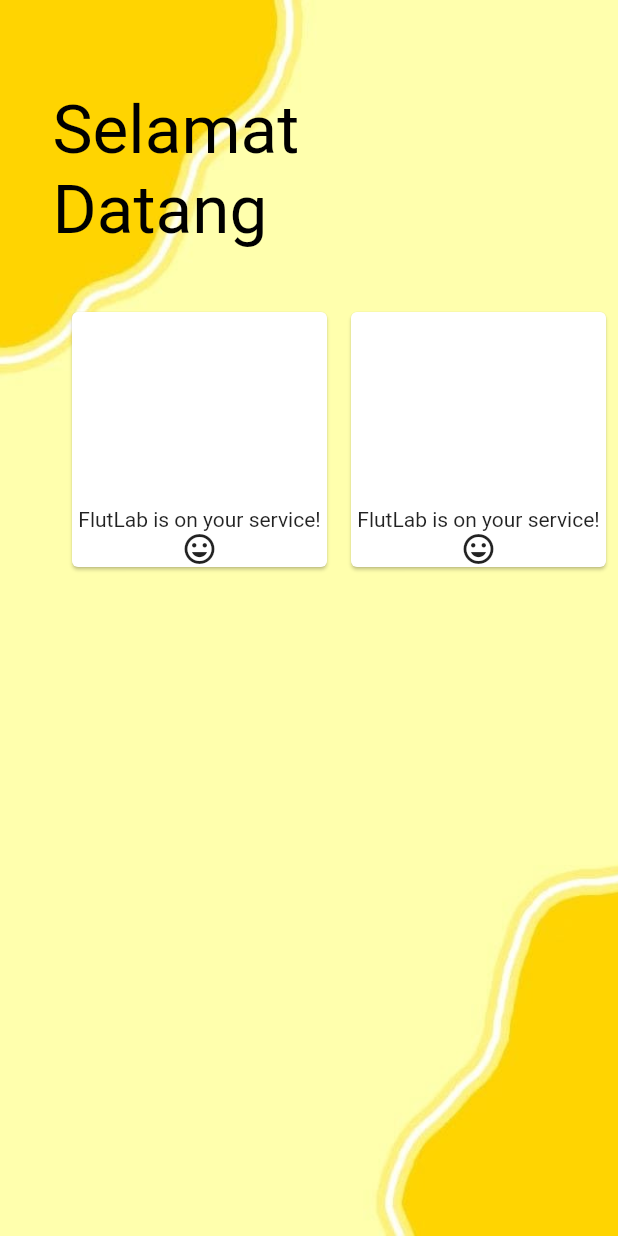
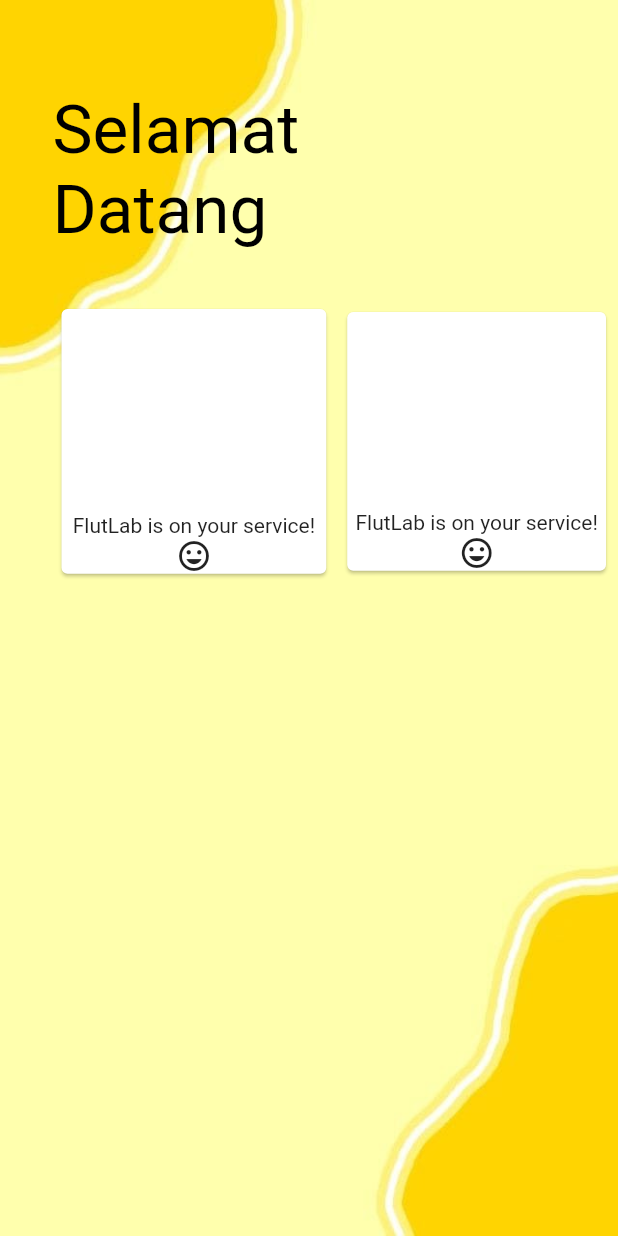
Before and after one commit to Politeknik-Banyuwangi/project-uas-project-uas-kel2-muhammad-royyan-aziz, a Flutter app: the MyRegister screen opened by its route, on a phone screen of 412 x 824 dp. Run offline on Flutter 3.47's test engine with Material 2 defaults, Android fonts, the phone set to English and light mode, and no system bars.

```diff
--- a/lib/register.dart
+++ b/lib/register.dart
@@ -24,10 +24,10 @@ class _MyRegisterState extends State<MyRegister> {
             ),
           ),
           Container(
-              padding: EdgeInsets.only(left: 40, top: 200),
+              padding: EdgeInsets.only(left: 35, top: 200),
               child: GridView.count(crossAxisCount: 2, children: <Widget>[
                 Card(
-                  margin: EdgeInsets.all(8.0),
+                  margin: EdgeInsets.all(6.0),
                   child: InkWell(
                     onTap: () {},
                     splashColor: Colors.yellow,
```
Also changed, not shown: 1 other file.
